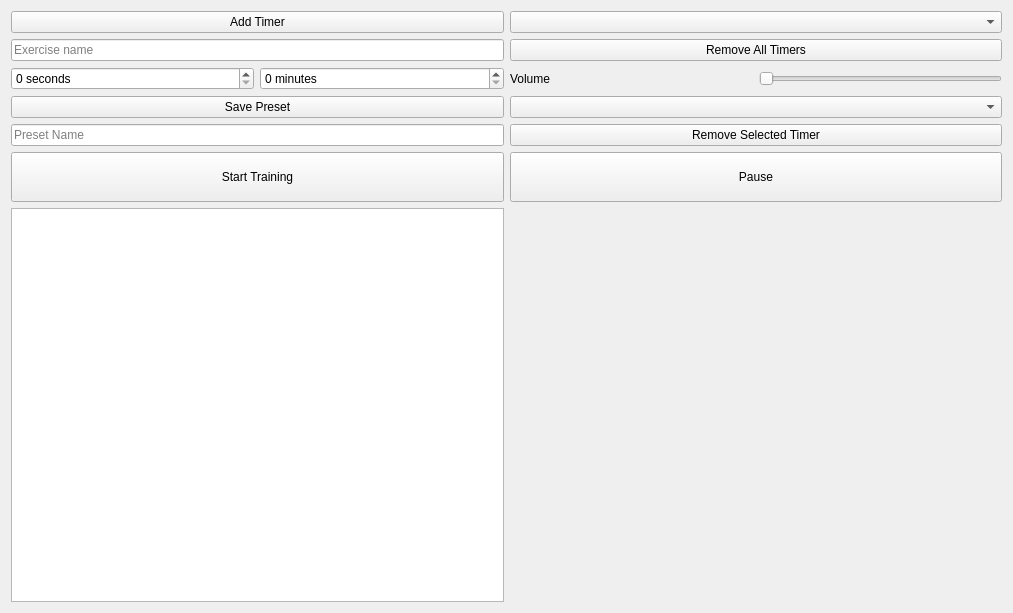
Racalniog/QTAppAlfaExercises, file sporttimer.ui: the form before one commit.
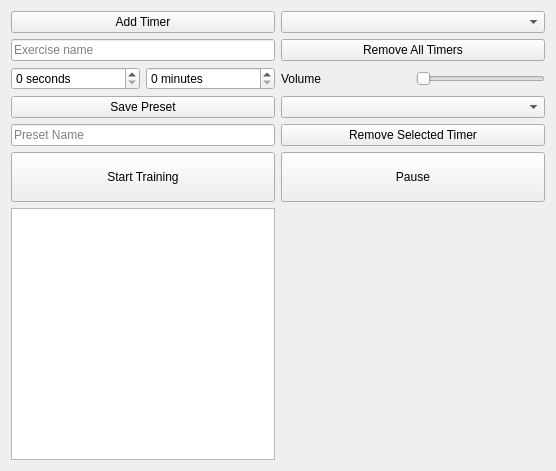
The form after the commit.

```diff
--- a/sporttimer.ui
+++ b/sporttimer.ui
@@ -6,13 +6,13 @@
    <rect>
     <x>0</x>
     <y>0</y>
-    <width>1013</width>
-    <height>613</height>
+    <width>556</width>
+    <height>471</height>
    </rect>
   </property>
   <property name="minimumSize">
    <size>
-    <width>0</width>
+    <width>540</width>
     <height>0</height>
    </size>
   </property>
```
